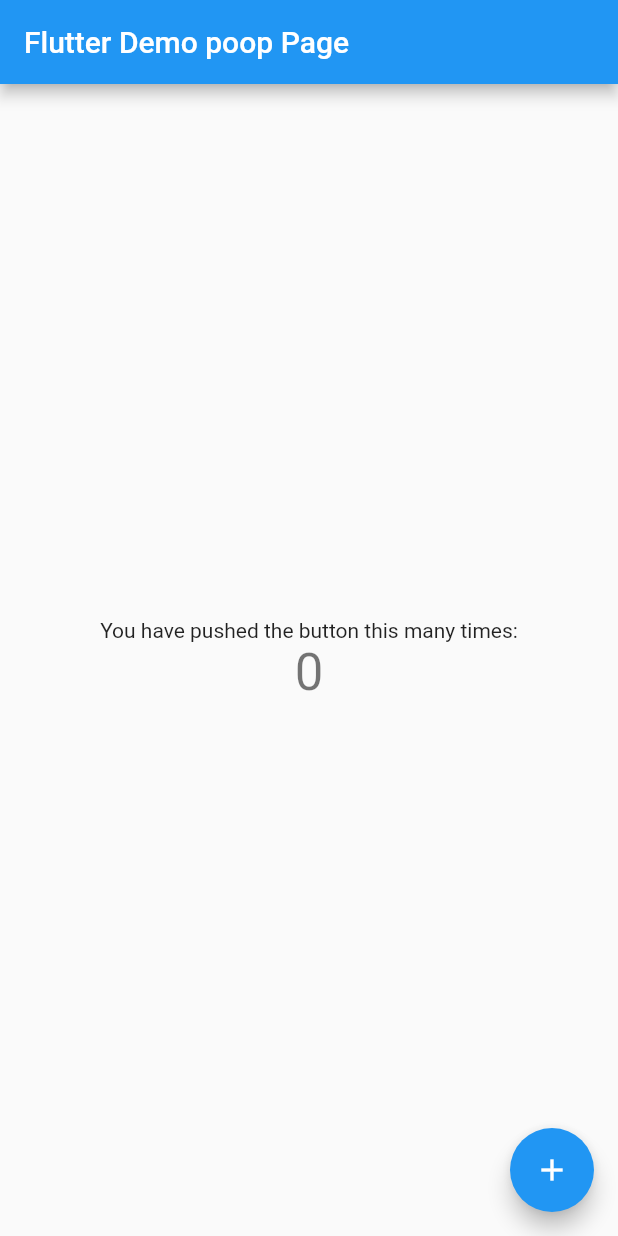
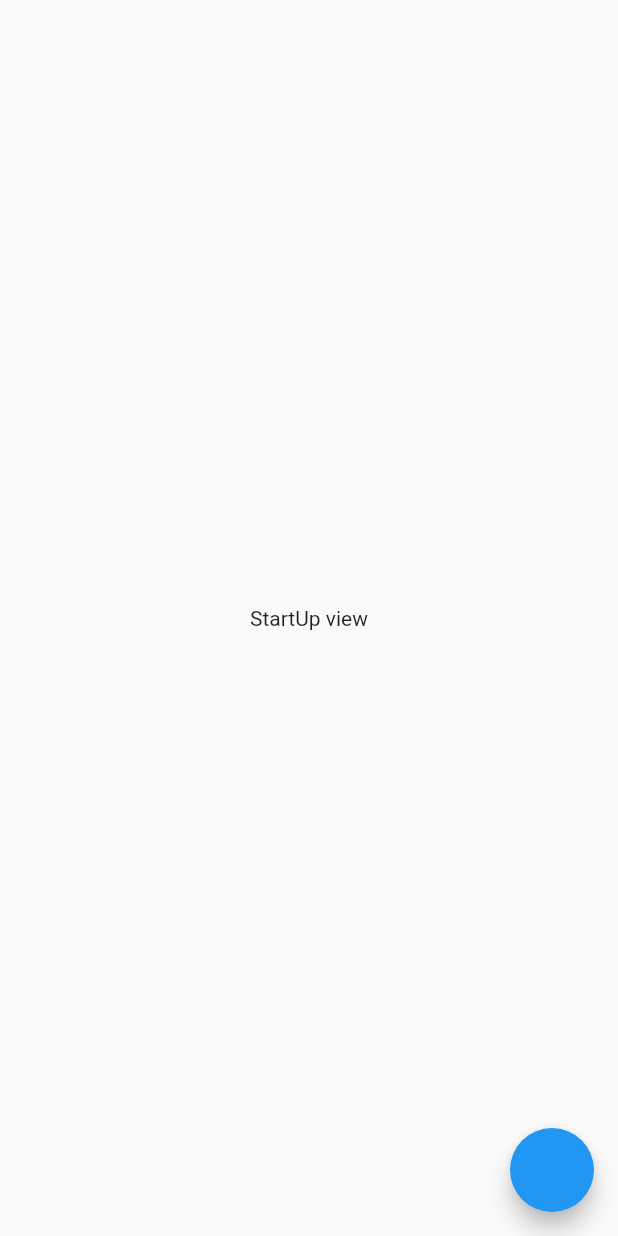
Before and after one commit to bpbushman/yoga, a Flutter app: the screen it shows after launch, on a phone screen of 412 x 824 dp. Run offline on Flutter 3.47's test engine with Material 2 defaults, Android fonts, the phone set to English and light mode, and no system bars; our stand-ins replace auto_route, get_it, injectable, stacked, stacked_services.

```diff
--- /dev/null
+++ b/yoga/lib/app/locator.dart
@@ -0,0 +1,7 @@
+import 'package:get_it/get_it.dart';
+import 'package:injectable/injectable.dart';
+import 'locator.iconfig.dart';
+
+final locator = GetIt.instance;
+@injectableInit
+void setupLocator() => $initGetIt(locator);
--- a/yoga/lib/main.dart
+++ b/yoga/lib/main.dart
@@ -1,6 +1,10 @@
 import 'package:flutter/material.dart';
+import 'package:stacked_services/stacked_services.dart';
+import 'package:yoga/app/locator.dart';
+import 'package:yoga/app/router.gr.dart';
 
 void main() {
+  setupLocator();
   runApp(MyApp());
 }
 
@@ -10,108 +14,13 @@ class MyApp extends StatelessWidget {
   Widget build(BuildContext context) {
     return MaterialApp(
       title: 'Flutter Demo',
+      initialRoute: Routes.startUpView,
+      onGenerateRoute: Router().onGenerateRoute,
+      navigatorKey: locator<NavigationService>().navigatorKey,
       theme: ThemeData(
-        // This is the theme of your application.
-        //
-        // Try running your application with "flutter run". You'll see the
-        // application has a blue toolbar. Then, without quitting the app, try
-        // changing the primarySwatch below to Colors.green and then invoke
-        // "hot reload" (press "r" in the console where you ran "flutter run",
-        // or simply save your changes to "hot reload" in a Flutter IDE).
-        // Notice that the counter didn't reset back to zero; the application
-        // is not restarted.
         primarySwatch: Colors.blue,
-        // This makes the visual density adapt to the platform that you run
-        // the app on. For desktop platforms, the controls will be smaller and
-        // closer together (more dense) than on mobile platforms.
         visualDensity: VisualDensity.adaptivePlatformDensity,
       ),
-      home: MyHomePage(title: 'Flutter Demo poop Page'),
     );
   }
 }
-
-class MyHomePage extends StatefulWidget {
-  MyHomePage({Key key, this.title}) : super(key: key);
-
-  // This widget is the home page of your application. It is stateful, meaning
-  // that it has a State object (defined below) that contains fields that affect
-  // how it looks.
-
-  // This class is the configuration for the state. It holds the values (in this
-  // case the title) provided by the parent (in this case the App widget) and
-  // used by the build method of the State. Fields in a Widget subclass are
-  // always marked "final".
-
-  final String title;
-
-  @override
-  _MyHomePageState createState() => _MyHomePageState();
-}
-
-class _MyHomePageState extends State<MyHomePage> {
-  int _counter = 0;
-
-  void _incrementCounter() {
-    setState(() {
-      // This call to setState tells the Flutter framework that something has
-      // changed in this State, which causes it to rerun the build method below
-      // so that the display can reflect the updated values. If we changed
-      // _counter without calling setState(), then the build method would not be
-      // called again, and so nothing would appear to happen.
-      _counter++;
-    });
-  }
-
-  @override
-  Widget build(BuildContext context) {
-    // This method is rerun every time setState is called, for instance as done
-    // by the _incrementCounter method above.
-    //
-    // The Flutter framework has been optimized to make rerunning build methods
-    // fast, so that you can just rebuild anything that needs updating rather
-    // than having to individually change instances of widgets.
-    return Scaffold(
-      appBar: AppBar(
-        // Here we take the value from the MyHomePage object that was created by
-        // the App.build method, and use it to set our appbar title.
-        title: Text(widget.title),
-      ),
-      body: Center(
-        // Center is a layout widget. It takes a single child and positions it
-        // in the middle of the parent.
-        child: Column(
-          // Column is also a layout widget. It takes a list of children and
-          // arranges them vertically. By default, it sizes itself to fit its
-          // children horizontally, and tries to be as tall as its parent.
-          //
-          // Invoke "debug painting" (press "p" in the console, choose the
-          // "Toggle Debug Paint" action from the Flutter Inspector in Android
-          // Studio, or the "Toggle Debug Paint" command in Visual Studio Code)
-          // to see the wireframe for each widget.
-          //
-          // Column has various properties to control how it sizes itself and
-          // how it positions its children. Here we use mainAxisAlignment to
-          // center the children vertically; the main axis here is the vertical
-          // axis because Columns are vertical (the cross axis would be
-          // horizontal).
-          mainAxisAlignment: MainAxisAlignment.center,
-          children: <Widget>[
-            Text(
-              'You have pushed the button this many times:',
-            ),
-            Text(
-              '$_counter',
-              style: Theme.of(context).textTheme.headline4,
-            ),
-          ],
-        ),
-      ),
-      floatingActionButton: FloatingActionButton(
-        onPressed: _incrementCounter,
-        tooltip: 'Increment',
-        child: Icon(Icons.add),
-      ), // This trailing comma makes auto-formatting nicer for build methods.
-    );
-  }
-}
--- /dev/null
+++ b/yoga/lib/ui/views/home/home_view_model.dart
@@ -0,0 +1,6 @@
+import 'package:stacked/stacked.dart';
+
+class HomeViewModel extends IndexTrackingViewModel {
+  String _title = 'Home View';
+  String get title => _title;
+}
--- /dev/null
+++ b/yoga/lib/ui/views/startup/startup_view.dart
@@ -0,0 +1,20 @@
+import 'package:flutter/material.dart';
+import 'package:stacked/stacked.dart';
+import 'package:yoga/ui/views/startup/startup_view_model.dart';
+
+class StartUpView extends StatelessWidget {
+  @override
+  Widget build(BuildContext context) {
+    return ViewModelBuilder.reactive(
+      viewModelBuilder: () => StartUpViewModel(),
+      builder: (context, model, child) => Scaffold(
+        body: Center(
+          child: Text(model.title),
+        ),
+        floatingActionButton: FloatingActionButton(
+          onPressed: () => model.navigateHome()
+        ),
+      )
+    );
+  }
+}
--- /dev/null
+++ b/yoga/lib/ui/views/startup/startup_view_model.dart
@@ -0,0 +1,15 @@
+import 'package:stacked/stacked.dart';
+import 'package:stacked_services/stacked_services.dart';
+import 'package:yoga/app/locator.dart';
+import 'package:yoga/app/router.gr.dart';
+
+class StartUpViewModel extends BaseViewModel {
+  final NavigationService _navigationService = locator<NavigationService>();
+
+  String _title = 'StartUp view';
+  String get title => _title;
+
+  Future navigateHome() async {
+    await _navigationService.navigateTo(Routes.homeView);
+  }
+}
```
Also changed, not shown: yoga/lib/app/locator.iconfig.dart (added, +28 -0 lines), yoga/lib/app/router.dart (added, +11 -0 lines), yoga/lib/services/third_party_services_module.dart (added, +12 -0 lines), yoga/lib/ui/views/home/home_view.dart (added, +89 -0 lines), yoga/lib/app/router.gr.dart (added).
